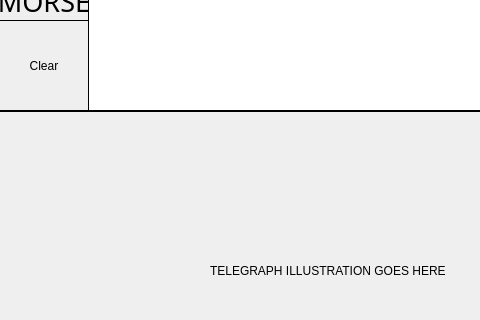
Above: MorseCodeLearner/translatorwindow.ui from UofU-CS3505/cs3505-assignment9-the_tigers before the change; both pictures show x 0 to 480 and y 260 to 580 of the 1280 by 720 pixel window. Below: the same form after it.
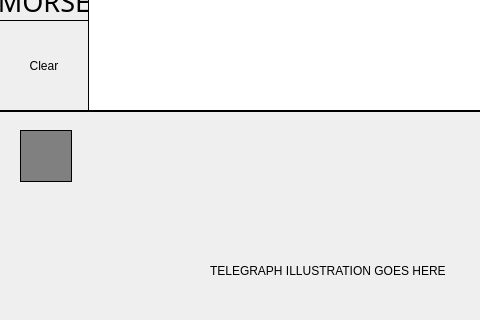
That is the form after the change.

Commit message:
Updated practice window ui
And changed flashing light display

What changed in the file:
```diff
--- a/MorseCodeLearner/translatorwindow.ui
+++ b/MorseCodeLearner/translatorwindow.ui
@@ -529,12 +529,15 @@
   <widget class="QLabel" name="flashIndicator">
    <property name="geometry">
     <rect>
-     <x>30</x>
+     <x>20</x>
      <y>390</y>
-     <width>58</width>
-     <height>61</height>
+     <width>52</width>
+     <height>52</height>
     </rect>
    </property>
+   <property name="styleSheet">
+    <string notr="true">border: 1px solid black; background-color: gray;</string>
+   </property>
    <property name="text">
     <string/>
    </property>
```
The commit also changes 4 other files.
